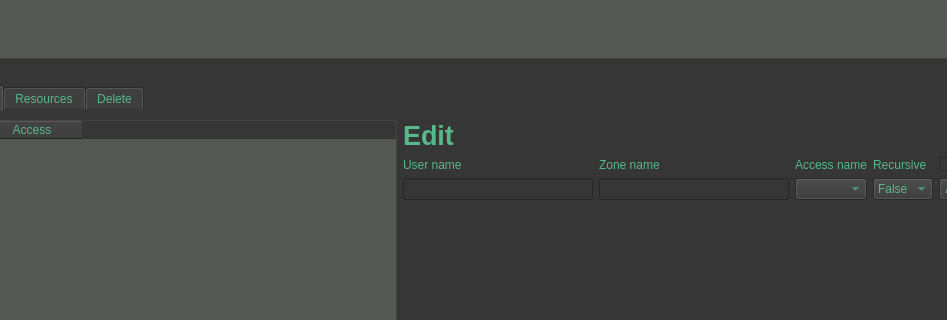
Above: gui/ui-files/tabBrowser.ui from iBridges-for-iRODS/iBridges before the change; both pictures show x 239 to 1186 and y 343 to 663 of the 1278 by 807 pixel window. Below: the same form after it.
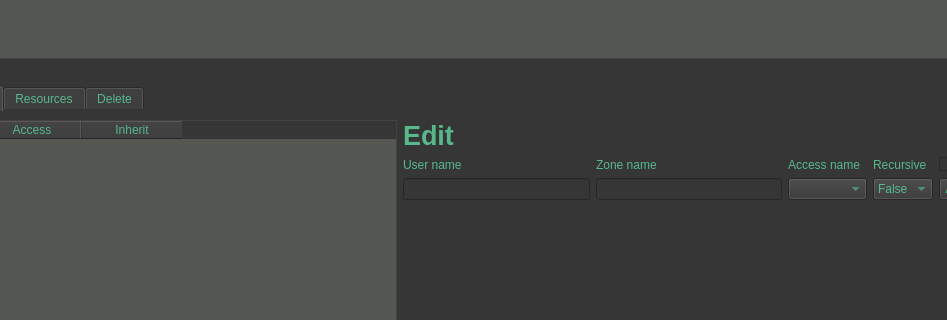
That is the form after the change. The open tabs and pages were chosen to show the change. Icons and pictures are not drawn.

Commit message: [#46] Add support for inheritance

Diff of the .ui file:
```diff
--- a/gui/ui-files/tabBrowser.ui
+++ b/gui/ui-files/tabBrowser.ui
@@ -435,6 +435,11 @@
            <string>Access</string>
           </property>
          </column>
+         <column>
+          <property name="text">
+           <string>Inherit</string>
+          </property>
+         </column>
         </widget>
        </item>
        <item>
@@ -511,6 +516,11 @@
              <string>inherit</string>
             </property>
            </item>
+           <item>
+            <property name="text">
+             <string>noinherit</string>
+            </property>
+           </item>
           </widget>
          </item>
          <item row="4" column="3">
```
The commit also changes 1 other file.
